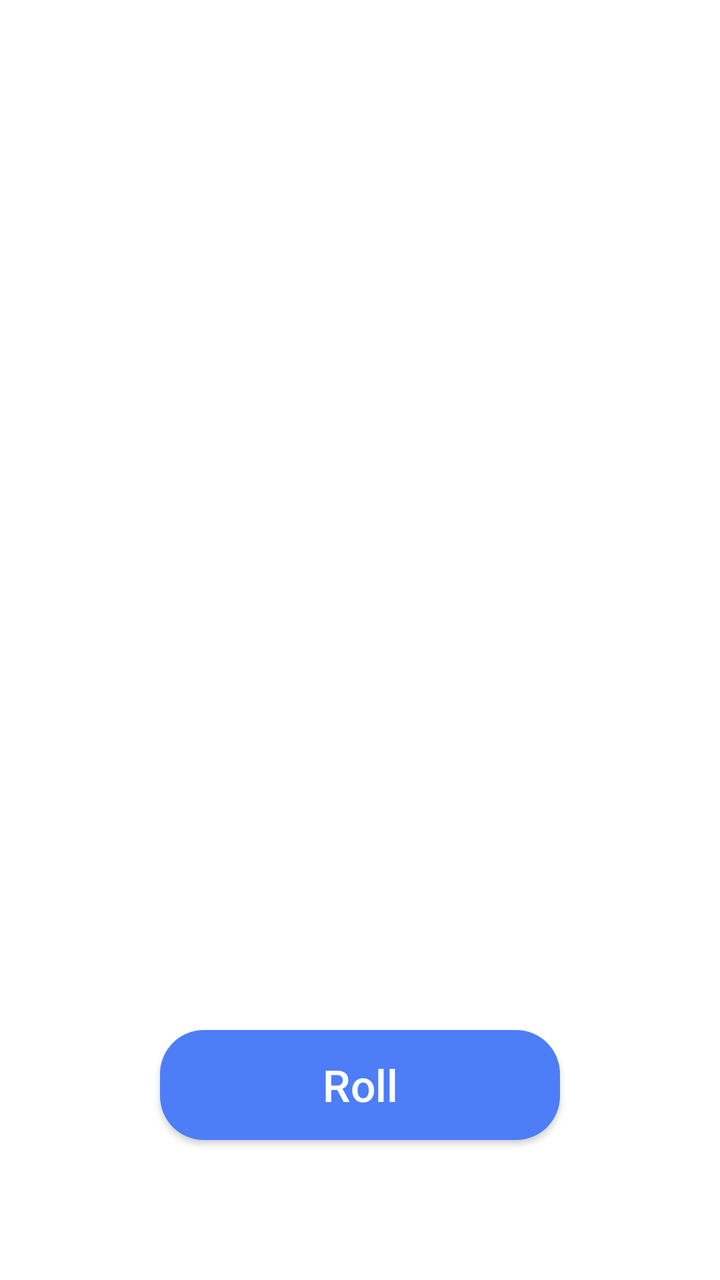
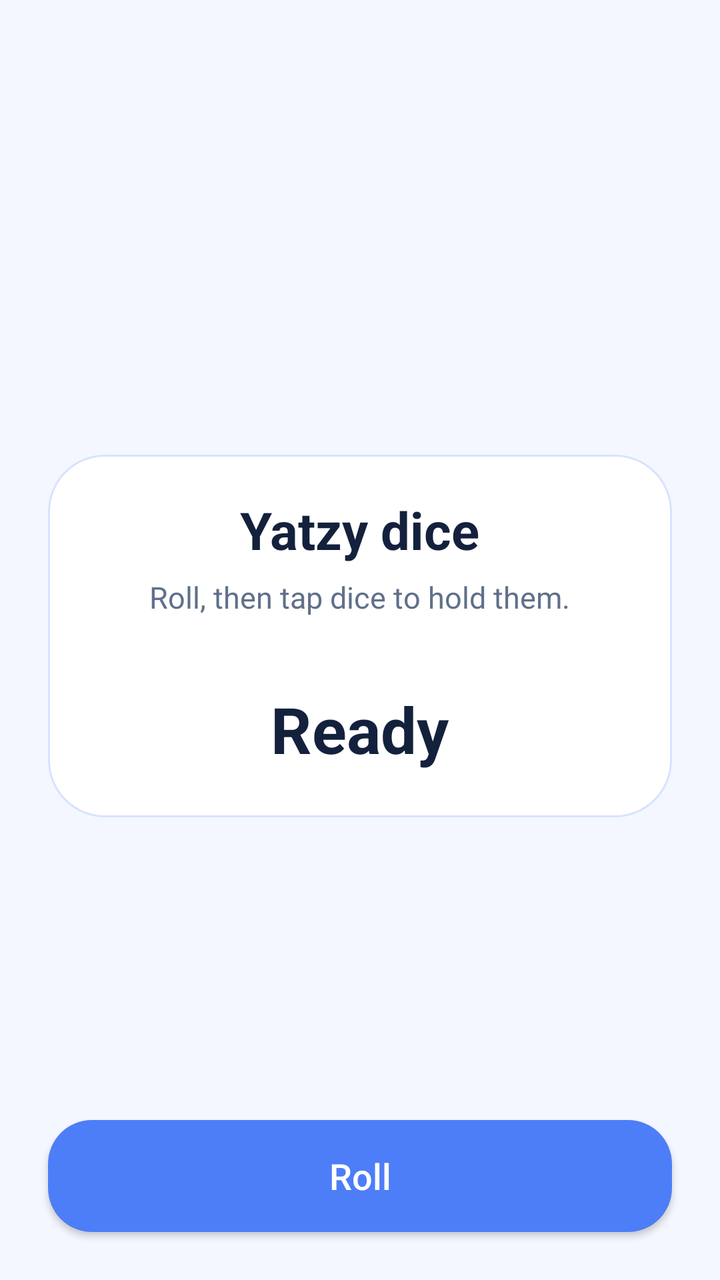

Before-and-after screenshots of an Android layout around one commit, followed by the original layout XML and the change that was made.
<!-- AndroidManifest.xml: application theme Theme.Randomizer -->
<!-- res/layout/activity_yatzy.xml -->
<?xml version="1.0" encoding="utf-8"?>
<androidx.constraintlayout.widget.ConstraintLayout xmlns:android="http://schemas.android.com/apk/res/android"
    xmlns:app="http://schemas.android.com/apk/res-auto"
    xmlns:tools="http://schemas.android.com/tools"
    android:layout_width="match_parent"
    android:layout_height="match_parent"
    android:background="#FFFFFF"
    tools:context=".YatzyActivity">

    <LinearLayout
        android:id="@+id/linearLayout2"
        android:layout_width="wrap_content"
        android:layout_height="wrap_content"
        android:orientation="vertical"
        app:layout_constraintBottom_toBottomOf="parent"
        app:layout_constraintEnd_toEndOf="parent"
        app:layout_constraintStart_toStartOf="parent"
        app:layout_constraintTop_toTopOf="parent">

        <LinearLayout
            android:id="@+id/yatzyLinearLayout1"
            android:layout_width="match_parent"
            android:layout_height="match_parent"
            android:gravity="center"
            android:orientation="horizontal">

            <LinearLayout
                android:id="@+id/diceLayout1"
                android:layout_width="match_parent"
                android:layout_height="match_parent"
                android:gravity="center"
                android:orientation="vertical">

                <TextView
                    android:id="@+id/hold1"
                    android:layout_width="wrap_content"
                    android:layout_height="wrap_content"/>

                <ImageView
                    android:id="@+id/yatzyImageView1"
                    android:layout_width="wrap_content"
                    android:layout_height="wrap_content"
                    android:scaleX="0.8"
                    android:scaleY="0.8" />
            </LinearLayout>

        </LinearLayout>

        <LinearLayout
            android:id="@+id/yatzyLinearLayout2"
            android:layout_width="wrap_content"
            android:layout_height="wrap_content"
            android:orientation="horizontal">

            <LinearLayout
                android:id="@+id/diceLayout2"
                android:layout_width="match_parent"
                android:layout_height="match_parent"
                android:layout_weight="1"
                android:gravity="center"
                android:orientation="vertical">

                <TextView
                    android:id="@+id/hold2"
                    android:layout_width="wrap_content"
                    android:layout_height="wrap_content"
                    android:layout_weight="1"/>

                <ImageView
                    android:id="@+id/yatzyImageView2"
                    android:layout_width="wrap_content"
                    android:layout_height="wrap_content"
                    android:layout_weight="1"
                    android:scaleX="0.8"
                    android:scaleY="0.8" />
            </LinearLayout>

            <LinearLayout
                android:id="@+id/diceLayout3"
                android:layout_width="match_parent"
                android:layout_height="match_parent"
                android:gravity="center"
                android:orientation="vertical">

                <TextView
                    android:id="@+id/hold3"
                    android:layout_width="wrap_content"
                    android:layout_height="wrap_content"
                    android:layout_weight="1" />

                <ImageView
                    android:id="@+id/yatzyImageView3"
                    android:layout_width="wrap_content"
                    android:layout_height="wrap_content"
                    android:layout_weight="1"
                    android:scaleX="0.8"
                    android:scaleY="0.8" />
            </LinearLayout>

            <LinearLayout
                android:id="@+id/diceLayout4"
                android:layout_width="match_parent"
                android:layout_height="match_parent"
                android:layout_weight="1"
                android:gravity="center"
                android:orientation="vertical">

                <TextView
                    android:id="@+id/hold4"
                    android:layout_width="wrap_content"
                    android:layout_height="wrap_content"
                    android:layout_weight="1" />

                <ImageView
                    android:id="@+id/yatzyImageView4"
                    android:layout_width="wrap_content"
                    android:layout_height="wrap_content"
                    android:layout_weight="1"
                    android:scaleX="0.8"
                    android:scaleY="0.8" />
            </LinearLayout>

        </LinearLayout>

        <LinearLayout
            android:id="@+id/yatzyLinearLayout3"
            android:layout_width="match_parent"
            android:layout_height="match_parent"
            android:gravity="center"
            android:orientation="horizontal">

            <LinearLayout
                android:id="@+id/diceLayout5"
                android:layout_width="match_parent"
                android:layout_height="match_parent"
                android:gravity="center"
                android:orientation="vertical">

                <TextView
                    android:id="@+id/hold5"
                    android:layout_width="wrap_content"
                    android:layout_height="wrap_content" />

                <ImageView
                    android:id="@+id/yatzyImageView5"
                    android:layout_width="wrap_content"
                    android:layout_height="wrap_content"
                    android:scaleX="0.8"
                    android:scaleY="0.8" />
            </LinearLayout>

        </LinearLayout>
    </LinearLayout>

    <TextView
        android:id="@+id/yatzyRollResult"
        android:layout_width="wrap_content"
        android:layout_height="wrap_content"
        android:gravity="center"
        android:textAlignment="center"
        android:textColor="#000000"
        android:textSize="25sp"
        app:flow_verticalAlign="center"
        app:layout_constraintBottom_toTopOf="@+id/linearLayout2"
        app:layout_constraintEnd_toEndOf="parent"
        app:layout_constraintStart_toStartOf="parent"
        app:layout_constraintTop_toTopOf="parent" />

    <Button
        android:id="@+id/yatzyRollButton"
        android:layout_width="200dp"
        android:layout_height="55dp"
        android:layout_marginBottom="70dp"
        android:background="@drawable/button_selector"
        android:onClick="yatzyRoll"
        android:text="@string/rollButtonText"
        android:textAllCaps="false"
        android:textColor="#FFFFFF"
        android:textSize="22sp"
        app:layout_constraintBottom_toBottomOf="parent"
        app:layout_constraintEnd_toEndOf="parent"
        app:layout_constraintStart_toStartOf="parent" />

</androidx.constraintlayout.widget.ConstraintLayout>
<!-- resources referenced by this layout -->
<resources>
  <!-- drawable button_selector (drawable) -->
  <?xml version="1.0" encoding="utf-8"?>
  <selector xmlns:android="http://schemas.android.com/apk/res/android">
      <item android:drawable="@drawable/button_background_pressed" android:state_pressed="true" /> 
      <item android:drawable="@drawable/button_background_disabled" android:state_enabled="false" /> 
      <item android:drawable="@drawable/button_background_normal" /> 
  </selector>
  <string name="rollButtonText">Roll</string>
  <style name="Theme.Randomizer" parent="Theme.Material3.DayNight.NoActionBar">
          <item name="colorPrimary">@color/accent</item>
          <item name="colorSecondary">@color/accent</item>
          <item name="android:statusBarColor">@android:color/transparent</item>
          <item name="android:navigationBarColor">@color/screen_background</item>
          <item name="android:windowBackground">@color/screen_background</item>
          <item name="android:windowLightStatusBar" tools:targetApi="23">@bool/light_system_bars</item>
          <item name="android:windowLightNavigationBar" tools:targetApi="27">@bool/light_system_bars</item>
          <item name="android:windowAnimationStyle">@style/Animation.Randomizer.Slide</item>
      </style>
  <!-- drawable button_background_pressed (drawable) -->
  <?xml version="1.0" encoding="utf-8"?>
  <shape xmlns:android="http://schemas.android.com/apk/res/android">
      <solid android:color="@color/accent_pressed" />
      <corners android:radius="22dp" />
  </shape>
  <!-- drawable button_background_disabled (drawable) -->
  <?xml version="1.0" encoding="utf-8"?>
  <shape xmlns:android="http://schemas.android.com/apk/res/android">
      <solid android:color="@color/accent_disabled" />
      <corners android:radius="22dp" />
  </shape>
  <!-- drawable button_background_normal (drawable) -->
  <?xml version="1.0" encoding="utf-8"?>
  <shape xmlns:android="http://schemas.android.com/apk/res/android">
      <solid android:color="@color/accent" />
      <corners android:radius="22dp" />
  </shape>
  <color name="accent">#4D7EF7</color>
  <color name="screen_background">#F4F7FF</color>
  <style name="Animation.Randomizer.Slide" parent="@android:style/Animation.Activity">
          <item name="android:activityOpenEnterAnimation">@anim/slide_in_right</item>
          <item name="android:activityOpenExitAnimation">@anim/slide_out_left</item>
          <item name="android:activityCloseEnterAnimation">@anim/slide_in_left</item>
          <item name="android:activityCloseExitAnimation">@anim/slide_out_right</item>
      </style>
  <color name="accent_pressed">#3D68D7</color>
  <color name="accent_disabled">#A8BEF6</color>
</resources>

<!-- the commit's change to res/layout/activity_yatzy.xml (unified diff, before → after) -->
@@ -4,179 +4,75 @@
     xmlns:tools="http://schemas.android.com/tools"
     android:layout_width="match_parent"
     android:layout_height="match_parent"
-    android:background="#FFFFFF"
+    android:background="@color/screen_background"
     tools:context=".YatzyActivity">
 
     <LinearLayout
-        android:id="@+id/linearLayout2"
-        android:layout_width="wrap_content"
+        android:layout_width="0dp"
         android:layout_height="wrap_content"
+        android:layout_marginStart="24dp"
+        android:layout_marginEnd="24dp"
+        android:background="@drawable/panel_background"
+        android:gravity="center_horizontal"
         android:orientation="vertical"
-        app:layout_constraintBottom_toBottomOf="parent"
+        android:padding="20dp"
+        app:layout_constraintBottom_toTopOf="@+id/yatzyRollButton"
         app:layout_constraintEnd_toEndOf="parent"
         app:layout_constraintStart_toStartOf="parent"
-        app:layout_constraintTop_toTopOf="parent">
+        app:layout_constraintTop_toTopOf="parent"
+        app:layout_constraintVertical_bias="0.6">
+
+        <TextView
+            android:layout_width="wrap_content"
+            android:layout_height="wrap_content"
+            android:text="Yatzy dice"
+            android:textColor="@color/text_primary"
+            android:textSize="26sp"
+            android:textStyle="bold" />
+
+        <TextView
+            android:id="@+id/yatzyHint"
+            android:layout_width="wrap_content"
+            android:layout_height="wrap_content"
+            android:layout_marginTop="6dp"
+            android:freezesText="true"
+            android:text="Roll, then tap dice to hold them."
+            android:textColor="@color/text_secondary"
+            android:textSize="15sp" />
 
         <LinearLayout
-            android:id="@+id/yatzyLinearLayout1"
+            android:id="@+id/yatzyDiceRow"
             android:layout_width="match_parent"
-            android:layout_height="match_parent"
-            android:gravity="center"
-            android:orientation="horizontal">
+            android:layout_height="wrap_content"
+            android:layout_marginTop="20dp"
+            android:orientation="horizontal" />
 
-            <LinearLayout
-                android:id="@+id/diceLayout1"
-                android:layout_width="match_parent"
-                android:layout_height="match_parent"
-                android:gravity="center"
-                android:orientation="vertical">
-
-                <TextView
-                    android:id="@+id/hold1"
-                    android:layout_width="wrap_content"
-                    android:layout_height="wrap_content"/>
-
-                <ImageView
-                    android:id="@+id/yatzyImageView1"
-                    android:layout_width="wrap_content"
-                    android:layout_height="wrap_content"
-                    android:scaleX="0.8"
-                    android:scaleY="0.8" />
-            </LinearLayout>
-
-        </LinearLayout>
-
-        <LinearLayout
-            android:id="@+id/yatzyLinearLayout2"
+        <TextView
+            android:id="@+id/yatzyRollResult"
             android:layout_width="wrap_content"
             android:layout_height="wrap_content"
-            android:orientation="horizontal">
-
-            <LinearLayout
-                android:id="@+id/diceLayout2"
-                android:layout_width="match_parent"
-                android:layout_height="match_parent"
-                android:layout_weight="1"
-                android:gravity="center"
-                android:orientation="vertical">
-
-                <TextView
-                    android:id="@+id/hold2"
-                    android:layout_width="wrap_content"
-                    android:layout_height="wrap_content"
-                    android:layout_weight="1"/>
-
-                <ImageView
-                    android:id="@+id/yatzyImageView2"
-                    android:layout_width="wrap_content"
-                    android:layout_height="wrap_content"
-                    android:layout_weight="1"
-                    android:scaleX="0.8"
-                    android:scaleY="0.8" />
-            </LinearLayout>
-
-            <LinearLayout
-                android:id="@+id/diceLayout3"
-                android:layout_width="match_parent"
-                android:layout_height="match_parent"
-                android:gravity="center"
-                android:orientation="vertical">
-
-                <TextView
-                    android:id="@+id/hold3"
-                    android:layout_width="wrap_content"
-                    android:layout_height="wrap_content"
-                    android:layout_weight="1" />
-
-                <ImageView
-                    android:id="@+id/yatzyImageView3"
-                    android:layout_width="wrap_content"
-                    android:layout_height="wrap_content"
-                    android:layout_weight="1"
-                    android:scaleX="0.8"
-                    android:scaleY="0.8" />
-            </LinearLayout>
-
-            <LinearLayout
-                android:id="@+id/diceLayout4"
-                android:layout_width="match_parent"
-                android:layout_height="match_parent"
-                android:layout_weight="1"
-                android:gravity="center"
-                android:orientation="vertical">
-
-                <TextView
-                    android:id="@+id/hold4"
-                    android:layout_width="wrap_content"
-                    android:layout_height="wrap_content"
-                    android:layout_weight="1" />
-
-                <ImageView
-                    android:id="@+id/yatzyImageView4"
-                    android:layout_width="wrap_content"
-                    android:layout_height="wrap_content"
-                    android:layout_weight="1"
-                    android:scaleX="0.8"
-                    android:scaleY="0.8" />
-            </LinearLayout>
-
-        </LinearLayout>
-
-        <LinearLayout
-            android:id="@+id/yatzyLinearLayout3"
-            android:layout_width="match_parent"
-            android:layout_height="match_parent"
+            android:layout_marginTop="12dp"
+            android:freezesText="true"
+            android:minHeight="48dp"
             android:gravity="center"
-            android:orientation="horizontal">
-
-            <LinearLayout
-                android:id="@+id/diceLayout5"
-                android:layout_width="match_parent"
-                android:layout_height="match_parent"
-                android:gravity="center"
-                android:orientation="vertical">
-
-                <TextView
-                    android:id="@+id/hold5"
-                    android:layout_width="wrap_content"
-                    android:layout_height="wrap_content" />
-
-                <ImageView
-                    android:id="@+id/yatzyImageView5"
-                    android:layout_width="wrap_content"
-                    android:layout_height="wrap_content"
-                    android:scaleX="0.8"
-                    android:scaleY="0.8" />
-            </LinearLayout>
-
-        </LinearLayout>
+            android:text="Ready"
+            android:textColor="@color/text_primary"
+            android:textSize="32sp"
+            android:textStyle="bold" />
     </LinearLayout>
-
-    <TextView
-        android:id="@+id/yatzyRollResult"
-        android:layout_width="wrap_content"
-        android:layout_height="wrap_content"
-        android:gravity="center"
-        android:textAlignment="center"
-        android:textColor="#000000"
-        android:textSize="25sp"
-        app:flow_verticalAlign="center"
-        app:layout_constraintBottom_toTopOf="@+id/linearLayout2"
-        app:layout_constraintEnd_toEndOf="parent"
-        app:layout_constraintStart_toStartOf="parent"
-        app:layout_constraintTop_toTopOf="parent" />
 
     <Button
         android:id="@+id/yatzyRollButton"
-        android:layout_width="200dp"
-        android:layout_height="55dp"
-        android:layout_marginBottom="70dp"
+        android:layout_width="0dp"
+        android:layout_height="56dp"
+        android:layout_marginStart="24dp"
+        android:layout_marginEnd="24dp"
+        android:layout_marginBottom="24dp"
         android:background="@drawable/button_selector"
-        android:onClick="yatzyRoll"
         android:text="@string/rollButtonText"
         android:textAllCaps="false"
-        android:textColor="#FFFFFF"
-        android:textSize="22sp"
+        android:textColor="@color/button_text"
+        android:textSize="18sp"
         app:layout_constraintBottom_toBottomOf="parent"
         app:layout_constraintEnd_toEndOf="parent"
         app:layout_constraintStart_toStartOf="parent" />
<!-- resource entries referenced after the edit -->
@@ -1,5 +1,6 @@
 <!-- resources referenced by this layout -->
 <resources>
+  <color name="button_text">#FFFFFFFF</color>
   <!-- drawable button_selector (drawable) -->
   <?xml version="1.0" encoding="utf-8"?>
   <selector xmlns:android="http://schemas.android.com/apk/res/android">
@@ -7,6 +8,13 @@
       <item android:drawable="@drawable/button_background_disabled" android:state_enabled="false" /> 
       <item android:drawable="@drawable/button_background_normal" /> 
   </selector>
+  <!-- drawable panel_background (drawable) -->
+  <?xml version="1.0" encoding="utf-8"?>
+  <shape xmlns:android="http://schemas.android.com/apk/res/android">
+      <solid android:color="@color/surface_background" />
+      <stroke android:width="1dp" android:color="@color/surface_stroke" />
+      <corners android:radius="28dp" />
+  </shape>
   <string name="rollButtonText">Roll</string>
   <style name="Theme.Randomizer" parent="Theme.Material3.DayNight.NoActionBar">
           <item name="colorPrimary">@color/accent</item>
@@ -36,8 +44,12 @@
       <solid android:color="@color/accent" />
       <corners android:radius="22dp" />
   </shape>
+  <color name="surface_background">#FFFFFFFF</color>
+  <color name="surface_stroke">#D8E3FF</color>
   <color name="accent">#4D7EF7</color>
   <color name="screen_background">#F4F7FF</color>
+  <color name="text_primary">#FF14213D</color>
+  <color name="text_secondary">#FF60708A</color>
   <style name="Animation.Randomizer.Slide" parent="@android:style/Animation.Activity">
           <item name="android:activityOpenEnterAnimation">@anim/slide_in_right</item>
           <item name="android:activityOpenExitAnimation">@anim/slide_out_left</item>
